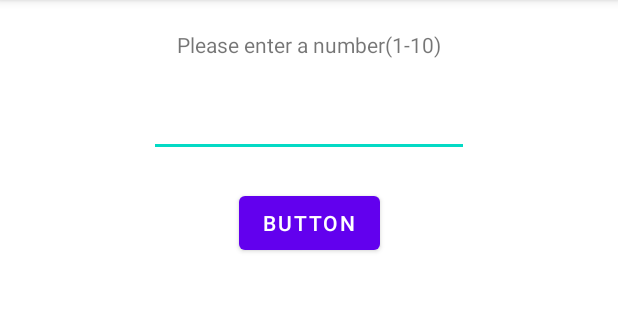
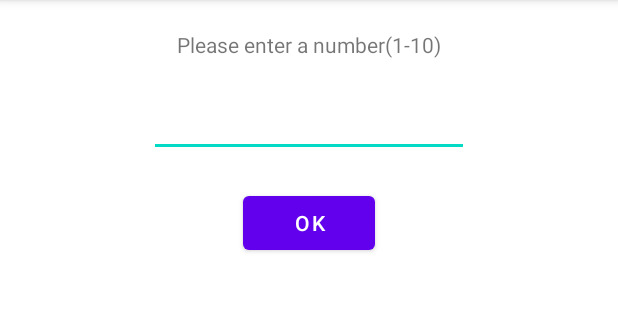
Before and after one commit to maxtsai1991/GuessGreenBeanSoup20220308, an Android app: the screen it shows after launch (MainActivity), on a phone screen of 412 x 824 dp, the part 84-404 px from its top. Run offline under Robolectric (Android 15) with nearby library versions, the phone set to English and light mode, and no system bars.

Commit message:
3-2 存取畫面元件、輸入方塊、按鈕元件互動程式設計(綠豆湯Kotlin Mvvm)

```diff
--- a/app/src/main/res/layout/activity_main.xml
+++ b/app/src/main/res/layout/activity_main.xml
@@ -19,7 +19,7 @@
         app:layout_constraintTop_toTopOf="parent" />
 
     <EditText
-        android:id="@+id/editTextNumberDecimal"
+        android:id="@+id/ed_number"
         android:layout_width="wrap_content"
         android:layout_height="wrap_content"
         android:layout_marginTop="20dp"
@@ -30,12 +30,13 @@
         app:layout_constraintTop_toBottomOf="@+id/textView2" />
 
     <Button
-        android:id="@+id/button"
+        android:id="@+id/bt_ok"
         android:layout_width="wrap_content"
         android:layout_height="wrap_content"
         android:layout_marginTop="20dp"
-        android:text="Button"
+        android:onClick="check"
+        android:text="ok"
         app:layout_constraintEnd_toEndOf="parent"
         app:layout_constraintStart_toStartOf="parent"
-        app:layout_constraintTop_toBottomOf="@+id/editTextNumberDecimal" />
+        app:layout_constraintTop_toBottomOf="@+id/ed_number" />
 </androidx.constraintlayout.widget.ConstraintLayout>
```
Also changed, not shown: app/src/main/java/com/max/guess/MainActivity.kt (+14 -1 lines).
